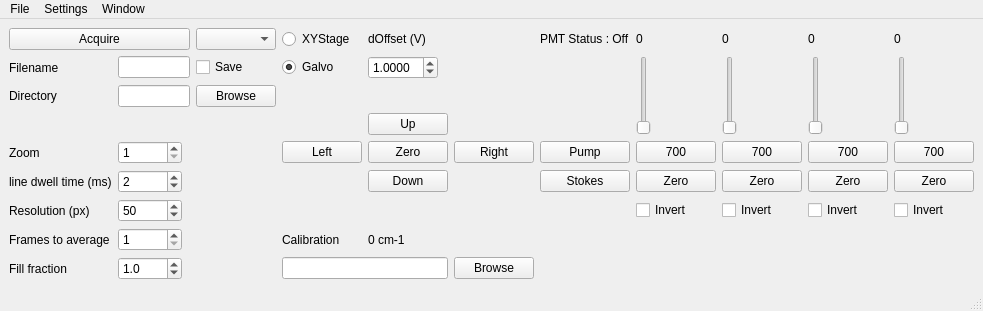
Old version of the form microscoper/ui/Microscoper.ui in the repository JeremyPorquez/MicroscoperPython.
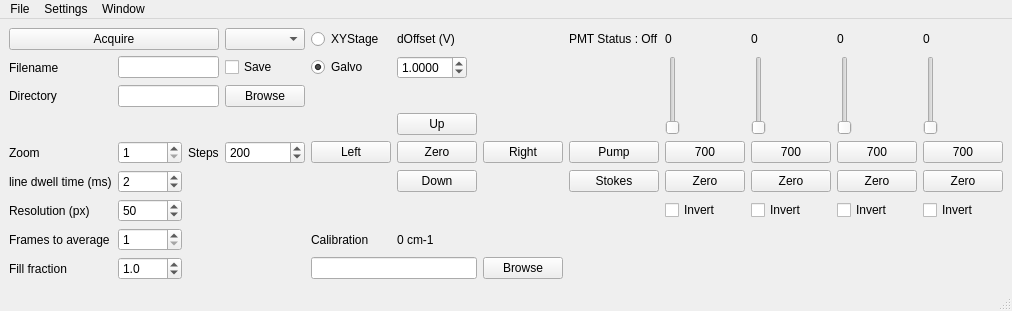
New version of the form.

Patch:
```diff
--- a/microscoper/ui/Microscoper.ui
+++ b/microscoper/ui/Microscoper.ui
@@ -504,6 +504,32 @@
       </property>
      </widget>
     </item>
+    <item row="4" column="3">
+     <widget class="QDoubleSpinBox" name="doubleSpinBoxSteps">
+      <property name="decimals">
+       <number>0</number>
+      </property>
+      <property name="minimum">
+       <double>1.000000000000000</double>
+      </property>
+      <property name="maximum">
+       <double>9999.000000000000000</double>
+      </property>
+      <property name="singleStep">
+       <double>10.000000000000000</double>
+      </property>
+      <property name="value">
+       <double>200.000000000000000</double>
+      </property>
+     </widget>
+    </item>
+    <item row="4" column="2">
+     <widget class="QLabel" name="labelSteps">
+      <property name="text">
+       <string>Steps</string>
+      </property>
+     </widget>
+    </item>
    </layout>
   </widget>
   <widget class="QMenuBar" name="menubar">
```
